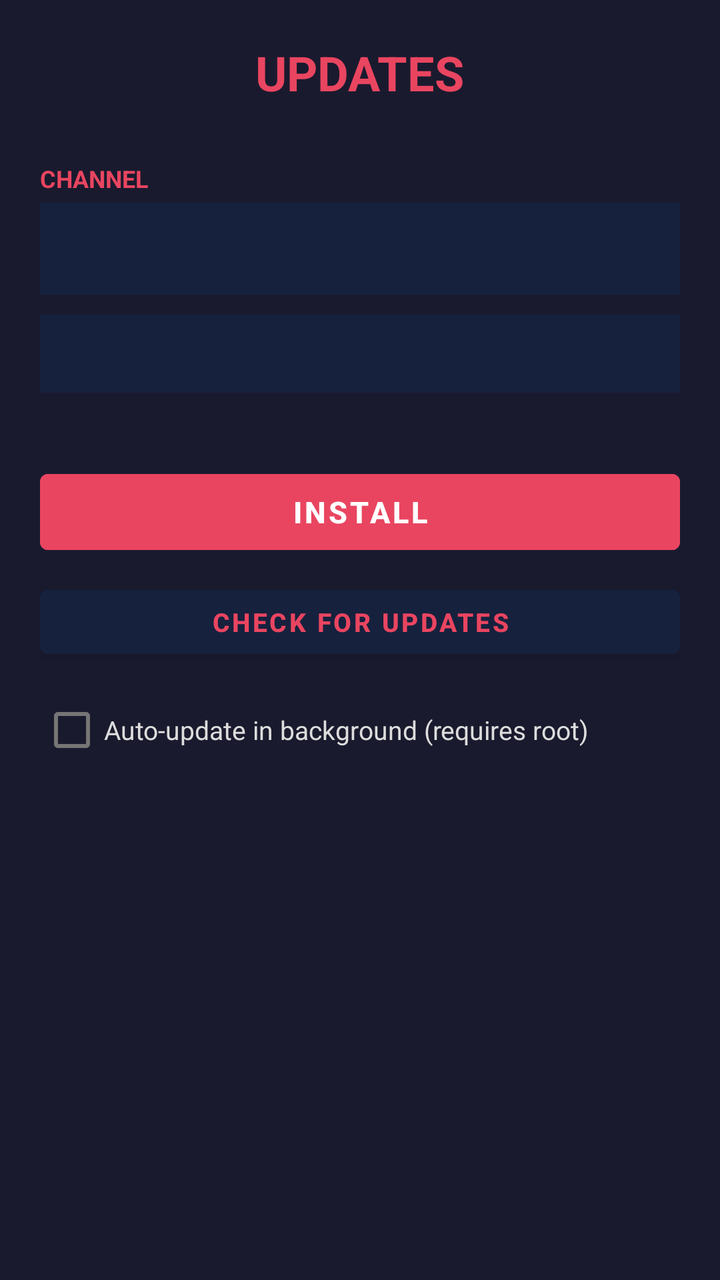
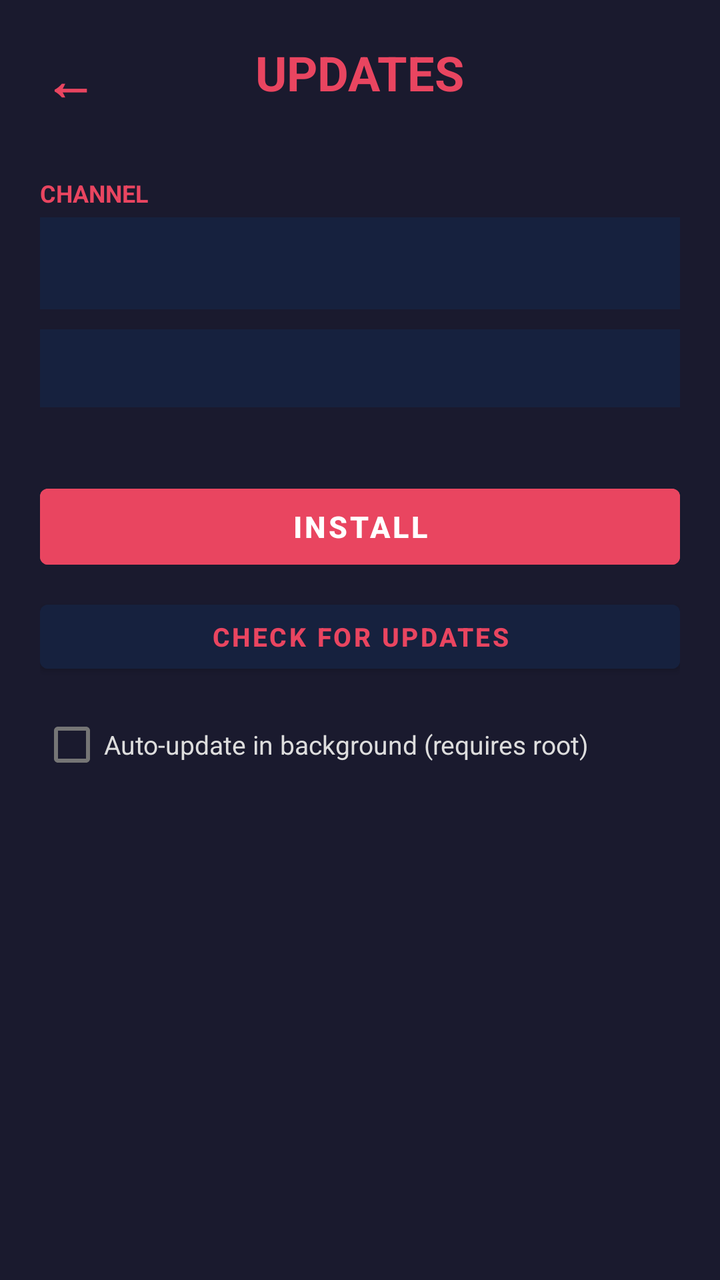

Screens rendered from an Android XML layout before and after an edit, with the pre-edit source and the edit as a unified diff.
<!-- AndroidManifest.xml: application theme Theme.AndroidProxyApp -->
<!-- res/layout/activity_updates.xml -->
<?xml version="1.0" encoding="utf-8"?>
<LinearLayout xmlns:android="http://schemas.android.com/apk/res/android"
    android:layout_width="match_parent"
    android:layout_height="match_parent"
    android:orientation="vertical"
    android:background="#1a1a2e"
    android:padding="20dp"
    android:fitsSystemWindows="true">

    <TextView
        android:layout_width="wrap_content"
        android:layout_height="wrap_content"
        android:text="UPDATES"
        android:textColor="#e94560"
        android:textSize="24sp"
        android:textStyle="bold"
        android:layout_gravity="center_horizontal" />

    <TextView
        android:id="@+id/tvInstalled"
        android:layout_width="wrap_content"
        android:layout_height="wrap_content"
        android:text=""
        android:textColor="#888888"
        android:textSize="11sp"
        android:fontFamily="monospace"
        android:layout_gravity="center_horizontal"
        android:layout_marginBottom="14dp" />

    <TextView
        android:layout_width="wrap_content"
        android:layout_height="wrap_content"
        android:text="CHANNEL"
        android:textColor="#e94560"
        android:textSize="12sp"
        android:textStyle="bold"
        android:layout_marginBottom="4dp" />

    <Spinner
        android:id="@+id/spChannel"
        android:layout_width="match_parent"
        android:layout_height="46dp"
        android:background="#16213e"
        android:layout_marginBottom="10dp" />

    <TextView
        android:id="@+id/tvStatus"
        android:layout_width="match_parent"
        android:layout_height="wrap_content"
        android:text=""
        android:textColor="#88ffaa"
        android:textSize="14sp"
        android:textStyle="bold"
        android:padding="10dp"
        android:background="#16213e"
        android:layout_marginBottom="6dp" />

    <TextView
        android:id="@+id/tvLastCheck"
        android:layout_width="match_parent"
        android:layout_height="wrap_content"
        android:text=""
        android:textColor="#888888"
        android:textSize="11sp"
        android:layout_marginBottom="14dp" />

    
    <Button
        android:id="@+id/btnInstall"
        android:layout_width="match_parent"
        android:layout_height="50dp"
        android:text="INSTALL"
        android:textSize="15sp"
        android:textStyle="bold"
        android:backgroundTint="#e94560"
        android:layout_marginBottom="8dp" />

    <Button
        android:id="@+id/btnCheck"
        android:layout_width="match_parent"
        android:layout_height="44dp"
        android:text="CHECK FOR UPDATES"
        android:textSize="13sp"
        android:textStyle="bold"
        android:textColor="#e94560"
        android:backgroundTint="#16213e"
        android:layout_marginBottom="8dp" />

    
    <CheckBox
        android:id="@+id/cbAutoUpdate"
        android:layout_width="match_parent"
        android:layout_height="wrap_content"
        android:text="Auto-update in background (requires root)"
        android:textColor="#dddddd"
        android:textSize="13sp"
        android:layout_marginBottom="8dp" />

    
    <Button
        android:id="@+id/btnDowngrade"
        android:layout_width="match_parent"
        android:layout_height="44dp"
        android:text="DOWNGRADE ▼"
        android:textSize="13sp"
        android:textStyle="bold"
        android:textColor="#FFCC66"
        android:backgroundTint="#16213e"
        android:layout_marginBottom="8dp"
        android:visibility="gone" />

    <ScrollView
        android:id="@+id/svDowngrade"
        android:layout_width="match_parent"
        android:layout_height="0dp"
        android:layout_weight="1"
        android:background="#0f0f23"
        android:padding="6dp"
        android:visibility="gone">

        <LinearLayout
            android:id="@+id/llDowngrade"
            android:layout_width="match_parent"
            android:layout_height="wrap_content"
            android:orientation="vertical" />
    </ScrollView>

</LinearLayout>
<!-- resources referenced by this layout -->
<resources>
  <style name="Theme.AndroidProxyApp" parent="Theme.MaterialComponents.DayNight.NoActionBar">
          <item name="colorPrimary">#e94560</item>
          <item name="colorPrimaryVariant">#c81d4e</item>
          <item name="colorOnPrimary">#ffffff</item>
          <item name="colorSecondary">#0f3460</item>
          <item name="colorSecondaryVariant">#16213e</item>
          <item name="colorOnSecondary">#ffffff</item>
          <item name="android:statusBarColor">#0f0f23</item>
          <item name="android:navigationBarColor">#0f0f23</item>
      </style>
</resources>

<!-- the commit's change to res/layout/activity_updates.xml (unified diff, before → after) -->
@@ -7,14 +7,36 @@
     android:padding="20dp"
     android:fitsSystemWindows="true">
 
-    <TextView
-        android:layout_width="wrap_content"
-        android:layout_height="wrap_content"
-        android:text="UPDATES"
-        android:textColor="#e94560"
-        android:textSize="24sp"
-        android:textStyle="bold"
-        android:layout_gravity="center_horizontal" />
+    <FrameLayout
+        android:layout_width="match_parent"
+        android:layout_height="wrap_content">
+
+        <TextView
+            android:id="@+id/btnBack"
+            android:layout_width="wrap_content"
+            android:layout_height="wrap_content"
+            android:layout_gravity="start|center_vertical"
+            android:text="←"
+            android:textColor="#e94560"
+            android:textSize="26sp"
+            android:textStyle="bold"
+            android:paddingStart="2dp"
+            android:paddingEnd="16dp"
+            android:paddingTop="2dp"
+            android:paddingBottom="2dp"
+            android:clickable="true"
+            android:focusable="true"
+            android:contentDescription="Back" />
+
+        <TextView
+            android:layout_width="wrap_content"
+            android:layout_height="wrap_content"
+            android:layout_gravity="center_horizontal"
+            android:text="UPDATES"
+            android:textColor="#e94560"
+            android:textSize="24sp"
+            android:textStyle="bold" />
+    </FrameLayout>
 
     <TextView
         android:id="@+id/tvInstalled"
